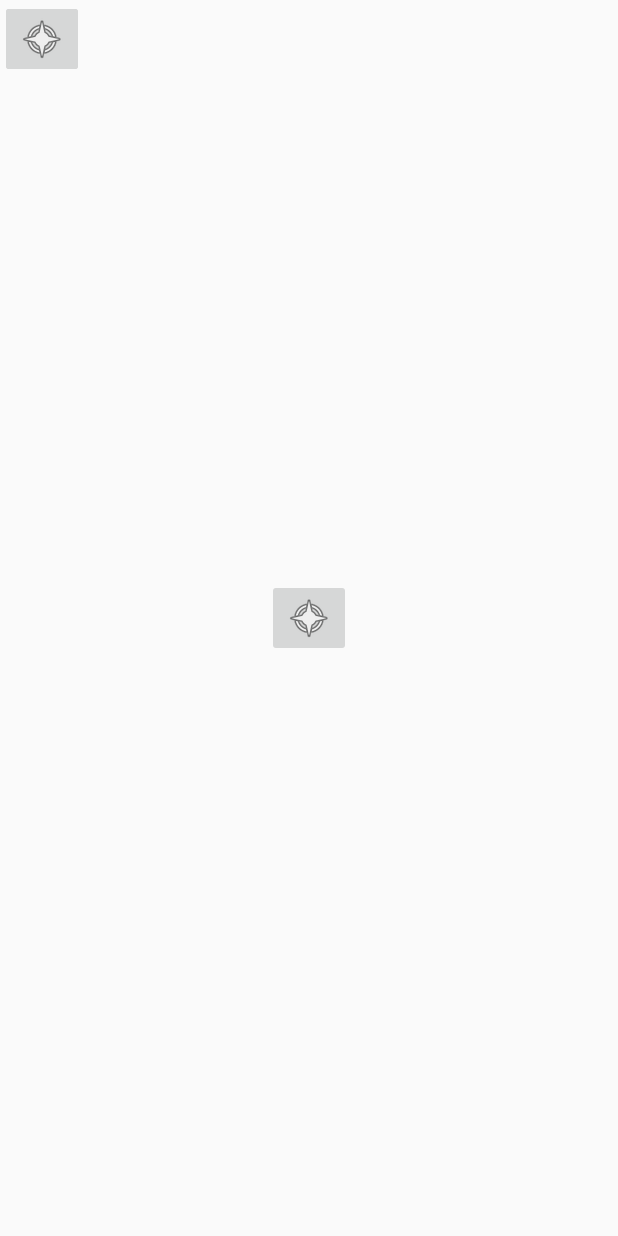
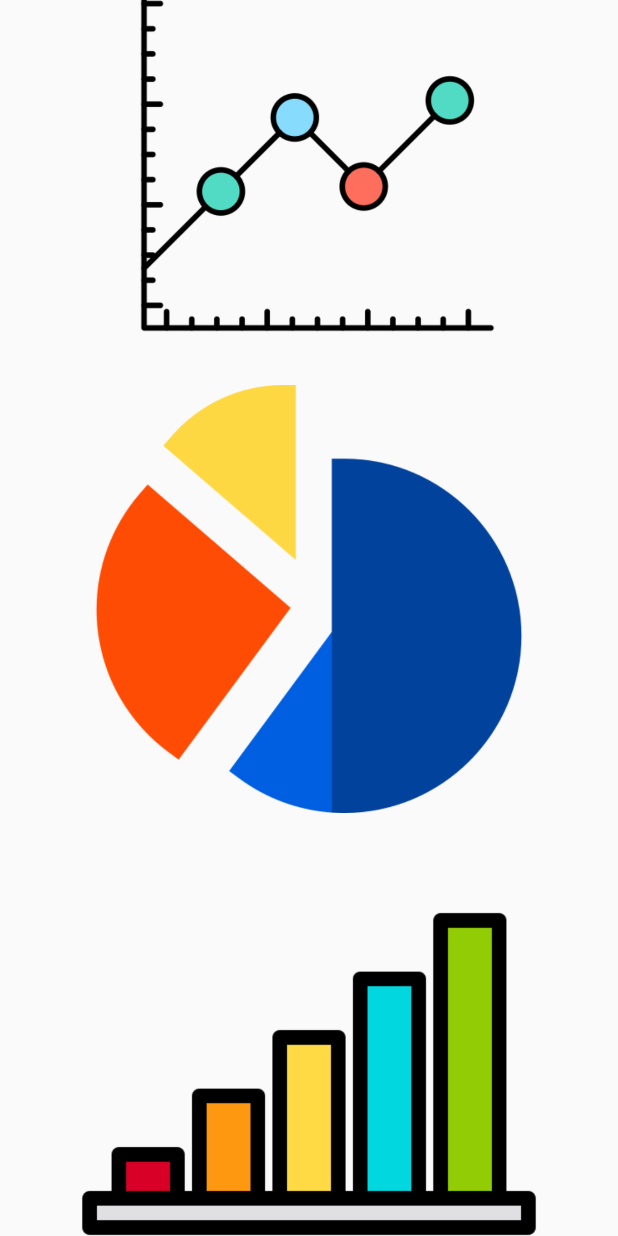
Before and after one commit to FundIngSoft2021-10/Oneconomy, an Android app: the MisGraficas screen opened directly, with no data from a screen before it, on a phone screen of 412 x 824 dp. Run offline under Robolectric (Android 15) with nearby library versions, the phone set to English and light mode, and no system bars; 2 statements that could not run were skipped.

Commit message:
Actualizacion informes

```diff
--- a/Files/app/src/main/res/layout/activity_mis_graficas.xml
+++ b/Files/app/src/main/res/layout/activity_mis_graficas.xml
@@ -4,32 +4,51 @@
     xmlns:tools="http://schemas.android.com/tools"
     android:layout_width="match_parent"
     android:layout_height="match_parent"
+    app:flow_horizontalStyle="spread"
     tools:context="src.Controler.Graficas.MisGraficas">
 
     <ImageButton
-        android:id="@+id/imageButton"
-        android:layout_width="wrap_content"
-        android:layout_height="wrap_content"
-        app:srcCompat="@android:drawable/ic_menu_compass"
-        tools:layout_editor_absoluteX="167dp"
-        tools:layout_editor_absoluteY="126dp" />
+        android:id="@+id/graficaBarras"
+        style="@android:style/Widget.ImageButton"
+        android:layout_width="332dp"
+        android:layout_height="330dp"
+        android:layout_marginStart="50dp"
+        android:layout_marginEnd="50dp"
+        android:backgroundTint="#00FFFFFF"
+        android:scaleType="centerCrop"
+        app:layout_constraintEnd_toEndOf="parent"
+        app:layout_constraintStart_toStartOf="parent"
+        app:layout_constraintTop_toBottomOf="@+id/graficaPastel"
+        app:srcCompat="@drawable/grafico_de_barras" />
 
     <ImageButton
         android:id="@+id/graficaPastel"
-        android:layout_width="wrap_content"
-        android:layout_height="wrap_content"
+        style="@android:style/Widget.ImageButton"
+        android:layout_width="321dp"
+        android:layout_height="303dp"
+        android:layout_marginStart="50dp"
+        android:layout_marginEnd="50dp"
+        android:backgroundTint="#00FFFFFF"
+        android:onClick="graficaPastel"
+        android:scaleType="centerInside"
         app:layout_constraintBottom_toBottomOf="parent"
         app:layout_constraintEnd_toEndOf="parent"
+        app:layout_constraintHorizontal_bias="0.505"
         app:layout_constraintStart_toStartOf="parent"
         app:layout_constraintTop_toTopOf="parent"
-        android:onClick="graficaPastel"
-        app:srcCompat="@android:drawable/ic_menu_compass" />
+        app:layout_constraintVertical_bias="0.48"
+        app:srcCompat="@drawable/grafico_circular" />
 
     <ImageButton
-        android:id="@+id/imageButton4"
-        android:layout_width="wrap_content"
-        android:layout_height="wrap_content"
-        app:srcCompat="@android:drawable/ic_menu_compass"
-        tools:layout_editor_absoluteX="178dp"
-        tools:layout_editor_absoluteY="497dp" />
+        android:id="@+id/graficaLineal"
+        android:layout_width="329dp"
+        android:layout_height="295dp"
+        android:backgroundTint="#00FFFFFF"
+        android:scaleType="centerInside"
+        app:layout_constraintBottom_toTopOf="@+id/graficaPastel"
+        app:layout_constraintEnd_toEndOf="parent"
+        app:layout_constraintHorizontal_bias="0.565"
+        app:layout_constraintStart_toStartOf="parent"
+        app:srcCompat="@drawable/grafico_de_lineas" />
+
 </androidx.constraintlayout.widget.ConstraintLayout>
```
Also changed, not shown: Files/app/src/main/res/layout/activity_pruebas_visuales.xml (+25 -12 lines), Files/app/src/main/res/drawable/grafico_circular.png (added), Files/app/src/main/res/drawable/grafico_de_barras.png (added), Files/app/src/main/res/drawable/grafico_de_lineas.png (added).
